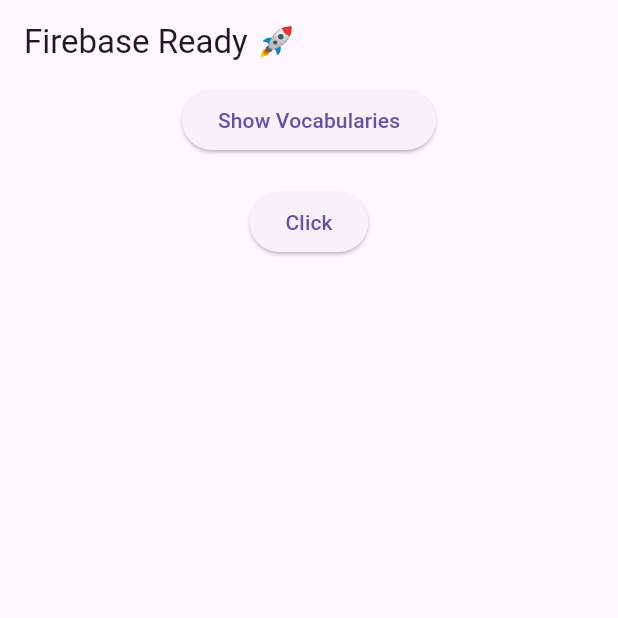
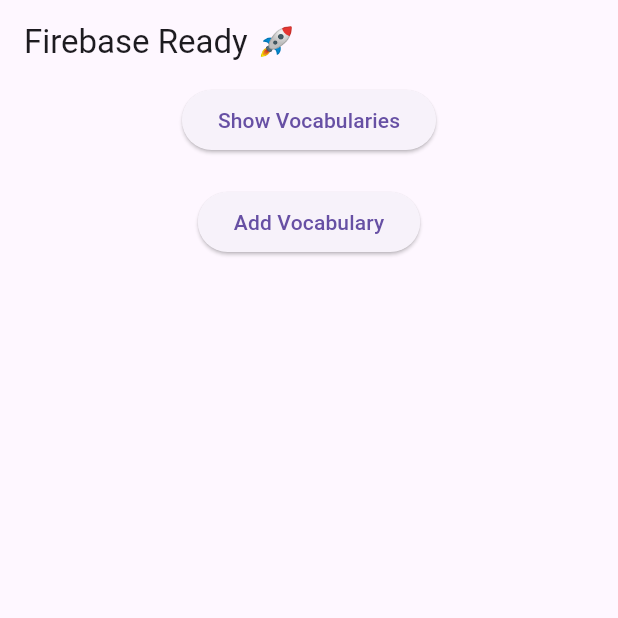
Before and after one commit to iwaladali/ChineseLearningApp, a Flutter app: the screen it shows after launch, on a phone screen of 412 x 824 dp, the top half of it. Run offline on Flutter 3.47's test engine with Material 3 defaults, Android fonts, the phone set to English and light mode, and no system bars; our stand-ins replace cloud_firestore, firebase_core; accounts and stored records are empty.

Commit message:
Get Vocabuliers and Add Them

```diff
--- a/lib/main.dart
+++ b/lib/main.dart
@@ -57,7 +57,7 @@
                     MaterialPageRoute(builder: (context) => VocabularyAdd()),
                   );
                 },
-                child: Text("Click")),
+                child: Text("Add Vocabulary")),
           ],
         ),
       ),
```
